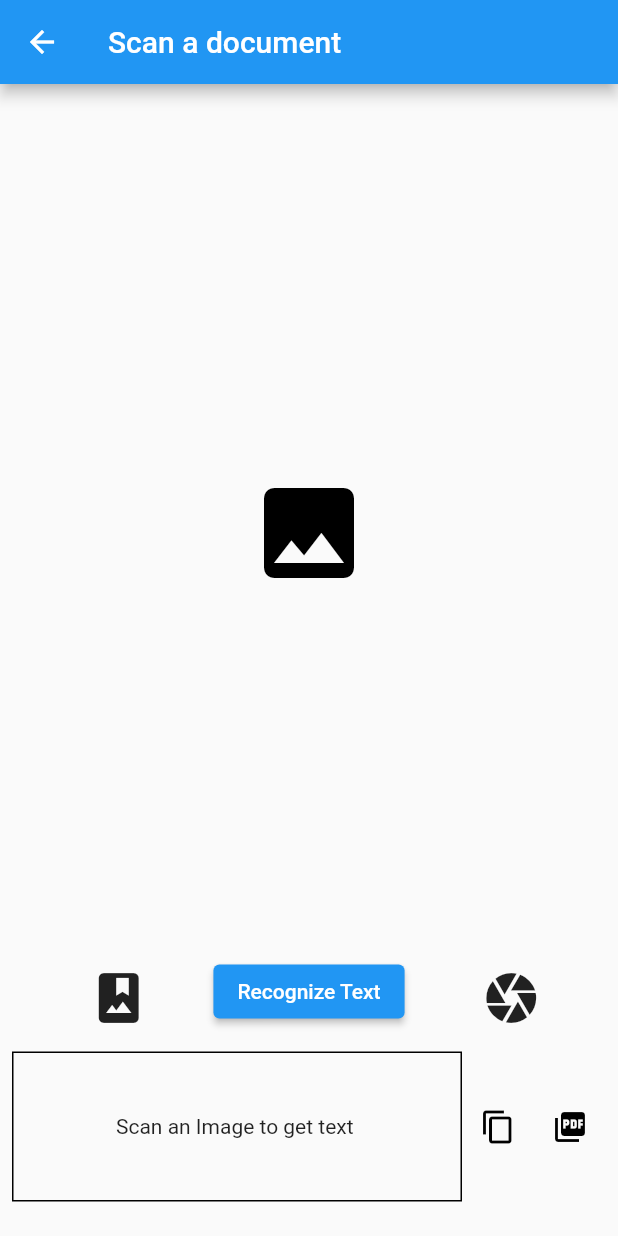
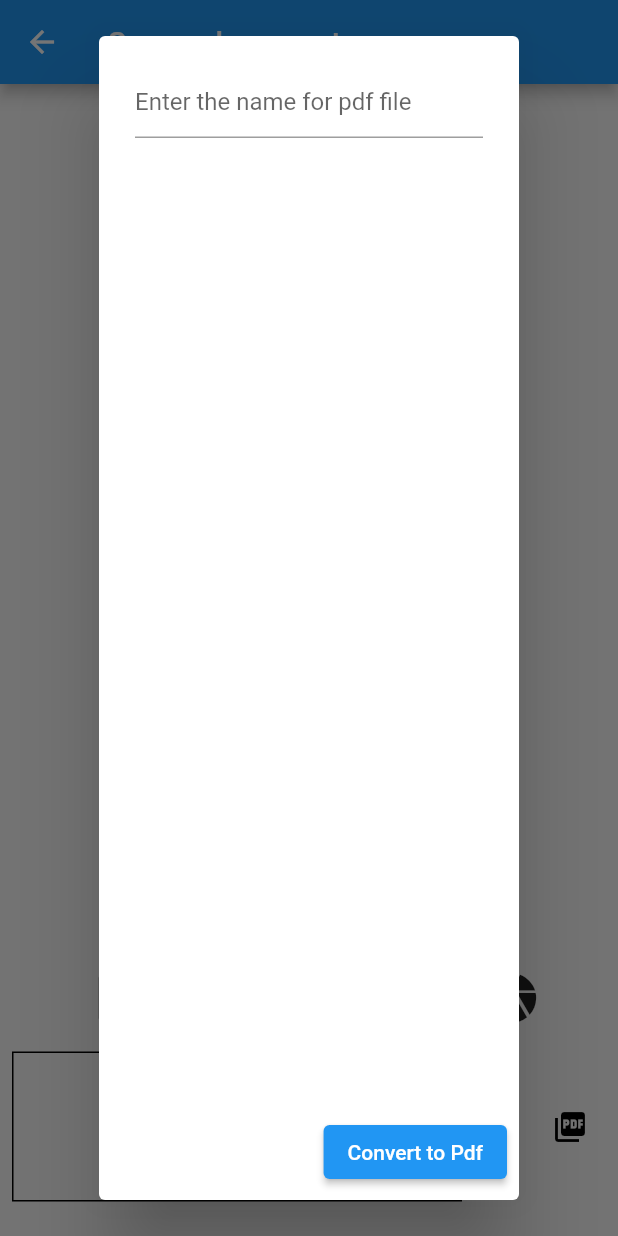
Before and after one commit to patilmehul/Scan-It, a Flutter app: the OCR screen opened directly, after a tap on the "picture as pdf" icon, on a phone screen of 412 x 824 dp. Run offline on Flutter 3.47's test engine with Material 2 defaults, Android fonts, the phone set to English and light mode, and no system bars; our stand-ins replace cloud_firestore, firebase_auth, firebase_core, firebase_storage, fluttertoast, google_sign_in and 3 more; missing offline and left inert: clipboard, firebase_ml_vision; accounts and stored records are empty.

Commit message:
added: saving the pdf to firebase and displaying in the dashboard

```diff
--- a/lib/dashboard.dart
+++ b/lib/dashboard.dart
@@ -91,7 +91,7 @@ class _DashboardState extends State<Dashboard> {
                   itemBuilder: (BuildContext ctx,int index){
                     file=previousFiles[index];
                     return ListTile(
-                      title: Text(file['fileName']),
+                      title: Text(file['title']),
                     );
                   }
                 );
--- a/lib/pdf/api/pdf_api.dart
+++ b/lib/pdf/api/pdf_api.dart
@@ -5,7 +5,7 @@ import 'package:path_provider/path_provider.dart';
 import 'package:pdf/widgets.dart';
 
 class PdfApi {
-  static Future<File> generateCenteredText(String text) async {
+  static Future<File> generateCenteredText(String text,String pdfName) async {
     final pdf = Document();
 
     pdf.addPage(Page(
@@ -14,7 +14,7 @@ class PdfApi {
       ),
     ));
 
-    return saveDocument(name: 'my_example.pdf', pdf: pdf);
+    return saveDocument(name: pdfName, pdf: pdf);
   }
 
   static Future<File> saveDocument({
--- a/lib/pdf/pdfmaker.dart
+++ b/lib/pdf/pdfmaker.dart
@@ -1,5 +1,6 @@
 // ignore_for_file: unused_import, unnecessary_statements
 import 'dart:io';
+import 'package:cloud_firestore/cloud_firestore.dart';
 import 'package:firebase_auth/firebase_auth.dart';
 import 'package:firebase_storage/firebase_storage.dart';
 import 'package:flutter/material.dart';
@@ -7,19 +8,39 @@ import 'package:fluttertoast/fluttertoast.dart';
 import 'package:path/path.dart';
 import 'package:pdf/pdf.dart';
 import 'package:pdf/widgets.dart' as pw;
+import 'package:scan_it/dashboard.dart';
 import 'package:scan_it/pdf/api/pdf_api.dart';
 
-Future<void> generatePDF(String text, File image) async {
+Future<void> generatePDF(String text, String pdfName,File image,BuildContext ctx) async {
+  try{
+    FirebaseAuth _auth=FirebaseAuth.instance;
+    CollectionReference users=FirebaseFirestore.instance.collection('users');
+    final pdf = await PdfApi.generateCenteredText(text,pdfName);
 
-  FirebaseAuth _auth=FirebaseAuth.instance;
+    String fileName = basename(pdf.path);
+    Reference reference =FirebaseStorage.instance.ref().child("${_auth.currentUser!.displayName! + "/" + fileName}");
+    UploadTask uploadTask = reference.putFile(pdf);
+    TaskSnapshot snapshot = await uploadTask;
+    String fileUrl = await snapshot.ref.getDownloadURL();
 
-  final pdf = await PdfApi.generateCenteredText(text);
+    dynamic d = users.doc(_auth.currentUser!.uid).get();
 
-  String fileName = basename(pdf.path);
-  Reference reference =FirebaseStorage.instance.ref().child("${_auth.currentUser!.displayName! + "/" + fileName}");
-  UploadTask uploadTask = reference.putFile(pdf);
-  TaskSnapshot snapshot = await uploadTask;
-  String fileUrl = await snapshot.ref.getDownloadURL();
-  print(fileUrl);
-  Fluttertoast.showToast(msg: "URL Received");
+    List l=d['previousFiles'];
+    l.add({
+      'title':pdfName,
+      'fileUrl':fileUrl,
+      'date':DateTime.now(),
+    });
+    await users.doc(_auth.currentUser!.uid).update(
+      {
+        'previousFiles':l,
+      }
+    ).then((value){
+      Fluttertoast.showToast(msg: pdfName+".pdf saved successfully");
+      Navigator.pushReplacement(ctx, MaterialPageRoute(builder: (ctx)=>Dashboard()));
+    });
+  }
+  catch(e){
+    Fluttertoast.showToast(msg: "An Error Occurred!");
+  }
 }
--- a/lib/text_ocr/widgets/ocr_widgets.dart
+++ b/lib/text_ocr/widgets/ocr_widgets.dart
@@ -20,6 +20,7 @@ class TextRecognitionWidget extends StatefulWidget {
 
 class _TextRecognitionWidgetState extends State<TextRecognitionWidget> {
   String text = '';
+  String pdfName="";
   File f = File('images/dummy.jpeg');
   File image = File('images/dummy.jpeg');
 
@@ -117,8 +118,35 @@ class _TextRecognitionWidgetState extends State<TextRecognitionWidget> {
                 IconButton(
                   icon: Icon(Icons.picture_as_pdf, color: Colors.black),
                   color: Colors.grey[200],
-                  onPressed: ()async{
-                    await generatePDF(text, image).then((value) => Fluttertoast.showToast(msg: "Success"));
+                  onPressed: (){
+                    showDialog(
+                      context: context,
+                      builder: (context){
+                        return AlertDialog(
+                          content: Column(
+                            children: [
+                              TextFormField(
+                                onChanged: (val){
+                                  setState(() {
+                                    pdfName=val;
+                                  });
+                                },
+                                decoration: InputDecoration(
+                                  hintText: "Enter the name for pdf file"
+                                ),
+                              ),
+                            ],
+                          ),
+                          actions: [
+                            ElevatedButton(
+                              onPressed: ()async{
+                                await generatePDF(text, pdfName, image, context);
+                              },
+                              child: Text("Convert to Pdf"))
+                          ],
+                        );
+                      }
+                    );
                   },
                 ),
               ],
```
